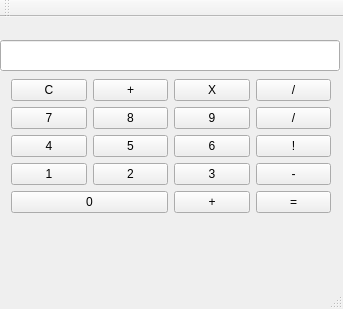
First picture: the form in FinalCs2Chaffey/mainwindow.ui, repository brettmccausland/Cs2ChaffeyFinal, before the edit.
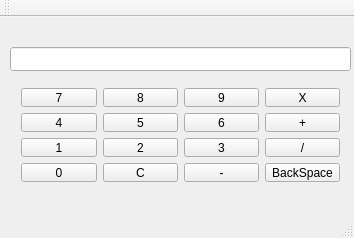
Second picture: the form after the edit.

Patch:
```diff
--- a/FinalCs2Chaffey/mainwindow.ui
+++ b/FinalCs2Chaffey/mainwindow.ui
@@ -6,8 +6,8 @@
    <rect>
     <x>0</x>
     <y>0</y>
-    <width>343</width>
-    <height>309</height>
+    <width>354</width>
+    <height>238</height>
    </rect>
   </property>
   <property name="windowTitle">
@@ -17,10 +17,10 @@
    <widget class="QLineEdit" name="lineEdit">
     <property name="geometry">
      <rect>
-      <x>0</x>
-      <y>23</y>
-      <width>340</width>
-      <height>31</height>
+      <x>10</x>
+      <y>30</y>
+      <width>341</width>
+      <height>24</height>
      </rect>
     </property>
     <property name="acceptDrops">
@@ -42,9 +42,9 @@
    <widget class="QLabel" name="label">
     <property name="geometry">
      <rect>
-      <x>0</x>
+      <x>10</x>
       <y>0</y>
-      <width>331</width>
+      <width>341</width>
       <height>31</height>
      </rect>
     </property>
@@ -55,71 +55,20 @@
    <widget class="QWidget" name="">
     <property name="geometry">
      <rect>
-      <x>0</x>
-      <y>40</y>
-      <width>342</width>
-      <height>178</height>
+      <x>10</x>
+      <y>60</y>
+      <width>341</width>
+      <height>116</height>
      </rect>
     </property>
-    <layout class="QVBoxLayout" name="verticalLayout">
-     <item>
       <layout class="QGridLayout" name="gridLayout">
-       <item row="0" column="0">
-        <widget class="QPushButton" name="pushButton_Clear">
-         <property name="text">
-          <string>C</string>
-         </property>
-        </widget>
-       </item>
-       <item row="0" column="1">
-        <widget class="QPushButton" name="pushButton_add_2">
-         <property name="text">
-          <string>+</string>
-         </property>
-        </widget>
-       </item>
-       <item row="0" column="2">
+     <item row="1" column="3">
         <widget class="QPushButton" name="pushButton_Multiply">
          <property name="text">
           <string>X</string>
          </property>
         </widget>
        </item>
-       <item row="0" column="3">
-        <widget class="QPushButton" name="pushButton_divide">
-         <property name="text">
-          <string>/</string>
-         </property>
-        </widget>
-       </item>
-       <item row="1" column="0">
-        <widget class="QPushButton" name="pushButton_7">
-         <property name="text">
-          <string>7</string>
-         </property>
-        </widget>
-       </item>
-       <item row="1" column="1">
-        <widget class="QPushButton" name="pushButton_8">
-         <property name="text">
-          <string>8</string>
-         </property>
-        </widget>
-       </item>
-       <item row="1" column="2">
-        <widget class="QPushButton" name="pushButton_9">
-         <property name="text">
-          <string>9</string>
-         </property>
-        </widget>
-       </item>
-       <item row="1" column="3">
-        <widget class="QPushButton" name="a">
-         <property name="text">
-          <string>/</string>
-         </property>
-        </widget>
-       </item>
        <item row="2" column="0">
         <widget class="QPushButton" name="pushButton_4">
          <property name="text">
@@ -127,13 +76,6 @@
          </property>
         </widget>
        </item>
-       <item row="2" column="1">
-        <widget class="QPushButton" name="pushButton_5">
-         <property name="text">
-          <string>5</string>
-         </property>
-        </widget>
-       </item>
        <item row="2" column="2">
         <widget class="QPushButton" name="pushButton_6">
          <property name="text">
@@ -141,10 +83,31 @@
          </property>
         </widget>
        </item>
+     <item row="1" column="1">
+      <widget class="QPushButton" name="pushButton_8">
+       <property name="text">
+        <string>8</string>
+       </property>
+      </widget>
+     </item>
+     <item row="1" column="2">
+      <widget class="QPushButton" name="pushButton_9">
+       <property name="text">
+        <string>9</string>
+       </property>
+      </widget>
+     </item>
        <item row="2" column="3">
-        <widget class="QPushButton" name="pushButton_Factorial">
+      <widget class="QPushButton" name="pushButton_add_2">
          <property name="text">
-          <string>!</string>
+        <string>+</string>
+       </property>
+      </widget>
+     </item>
+     <item row="1" column="0">
+      <widget class="QPushButton" name="pushButton_7">
+       <property name="text">
+        <string>7</string>
          </property>
         </widget>
        </item>
@@ -155,13 +118,6 @@
          </property>
         </widget>
        </item>
-       <item row="3" column="1">
-        <widget class="QPushButton" name="pushButton_2">
-         <property name="text">
-          <string>2</string>
-         </property>
-        </widget>
-       </item>
        <item row="3" column="2">
         <widget class="QPushButton" name="pushButton_3">
          <property name="text">
@@ -169,45 +125,68 @@
          </property>
         </widget>
        </item>
-       <item row="3" column="3">
-        <widget class="QPushButton" name="pushButton_minus">
+     <item row="2" column="1">
+      <widget class="QPushButton" name="pushButton_5">
          <property name="text">
-          <string>-</string>
+        <string>5</string>
          </property>
         </widget>
        </item>
-       <item row="4" column="0" colspan="2">
+     <item row="3" column="1">
+      <widget class="QPushButton" name="pushButton_2">
+       <property name="text">
+        <string>2</string>
+       </property>
+      </widget>
+     </item>
+     <item row="5" column="0">
         <widget class="QPushButton" name="pushButton_0">
          <property name="text">
           <string>0</string>
          </property>
         </widget>
        </item>
-       <item row="4" column="2">
-        <widget class="QPushButton" name="pushButton_add">
+     <item row="5" column="1">
+      <widget class="QPushButton" name="pushButton_Clear">
          <property name="text">
-          <string>+</string>
+        <string>C</string>
          </property>
         </widget>
        </item>
-       <item row="4" column="3">
-        <widget class="QPushButton" name="PushButton_equal">
+     <item row="5" column="2">
+      <widget class="QPushButton" name="pushButton_minus">
          <property name="text">
-          <string>=</string>
+        <string>-</string>
          </property>
         </widget>
        </item>
-      </layout>
+     <item row="3" column="3">
+      <widget class="QPushButton" name="pushButton_divide">
+       <property name="text">
+        <string>/</string>
+       </property>
+      </widget>
      </item>
+     <item row="5" column="3">
+      <widget class="QPushButton" name="pushButton">
+       <property name="text">
+        <string>BackSpace</string>
+       </property>
+      </widget>
+     </item>
     </layout>
    </widget>
+   <zorder>lineEdit</zorder>
+   <zorder>label</zorder>
+   <zorder>layoutWidget</zorder>
+   <zorder></zorder>
   </widget>
   <widget class="QMenuBar" name="menuBar">
    <property name="geometry">
     <rect>
      <x>0</x>
      <y>0</y>
-     <width>343</width>
+     <width>354</width>
      <height>22</height>
     </rect>
    </property>
```
Lines whose indentation alone changed are shown as unchanged.
